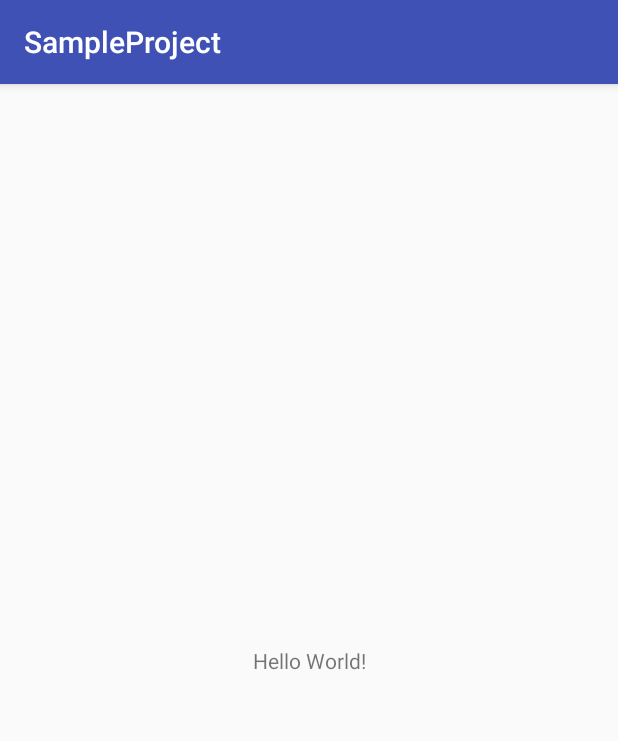
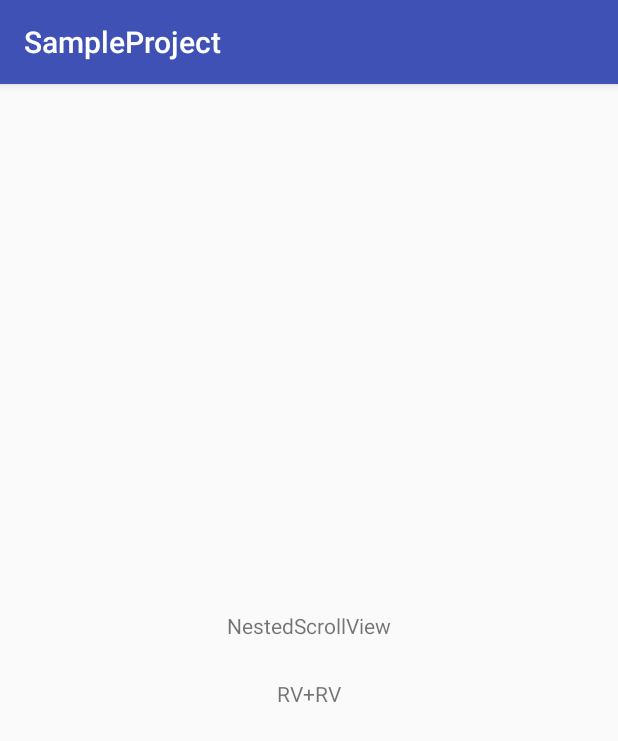
Before and after one commit to allan7chen/UnitTestDemo, an Android app: the screen it shows after launch (MainActivity), on a phone screen of 412 x 824 dp. Shown: the top 741 px of the screen. Run offline under Robolectric (Android 15) with nearby library versions, the phone set to English and light mode, and no system bars.

```diff
--- a/app/build.gradle
+++ b/app/build.gradle
@@ -31,6 +31,8 @@ dependencies {
         exclude group: 'com.android.support', module: 'support-annotations'
     })
     compile 'com.android.support:appcompat-v7:23.4.0'
+    compile 'com.android.support:support-v4:25.4.0'
+    compile 'com.android.support:recyclerview-v7:25.4.0'
     compile 'com.android.support.constraint:constraint-layout:1.0.2'
     testCompile 'junit:junit:4.12'
     testCompile "org.robolectric:robolectric:3.7.1"
--- a/app/src/main/AndroidManifest.xml
+++ b/app/src/main/AndroidManifest.xml
@@ -9,13 +9,15 @@
         android:roundIcon="@mipmap/ic_launcher_round"
         android:supportsRtl="true"
         android:theme="@style/AppTheme">
-        <activity android:name="com.example.allan.unittest.MainActivity">
+        <activity android:name="com.example.allan.unittest.activity.MainActivity">
             <intent-filter>
                 <action android:name="android.intent.action.MAIN" />
 
                 <category android:name="android.intent.category.LAUNCHER" />
             </intent-filter>
         </activity>
+        <activity android:name=".activity.NestedScrollActivity"></activity>
+        <activity android:name=".activity.RVActivity"></activity>
     </application>
 
 </manifest>
--- /dev/null
+++ b/app/src/main/java/com/example/allan/unittest/activity/MainActivity.java
@@ -0,0 +1,30 @@
+package com.example.allan.unittest.activity;
+
+import android.content.Intent;
+import android.support.v7.app.AppCompatActivity;
+import android.os.Bundle;
+import android.view.View;
+
+import com.example.allan.unittest.R;
+
+public class MainActivity extends AppCompatActivity {
+
+    @Override
+    protected void onCreate(Bundle savedInstanceState) {
+        super.onCreate(savedInstanceState);
+        setContentView(R.layout.activity_main);
+        findViewById(R.id.btn1).setOnClickListener(new View.OnClickListener() {
+            @Override
+            public void onClick(View v) {
+                startActivity(new Intent(MainActivity.this, NestedScrollActivity.class));
+            }
+        });
+
+        findViewById(R.id.btn2).setOnClickListener(new View.OnClickListener() {
+            @Override
+            public void onClick(View v) {
+                startActivity(new Intent(MainActivity.this, RVActivity.class));
+            }
+        });
+    }
+}
--- a/app/src/main/res/layout/activity_main.xml
+++ b/app/src/main/res/layout/activity_main.xml
@@ -1,19 +1,30 @@
 <?xml version="1.0" encoding="utf-8"?>
-<android.support.constraint.ConstraintLayout xmlns:android="http://schemas.android.com/apk/res/android"
+<LinearLayout xmlns:android="http://schemas.android.com/apk/res/android"
     xmlns:app="http://schemas.android.com/apk/res-auto"
     xmlns:tools="http://schemas.android.com/tools"
     android:layout_width="match_parent"
     android:layout_height="match_parent"
-    tools:context="com.example.allan.unittest.MainActivity">
+    android:gravity="center"
+    android:orientation="vertical"
+    tools:context="com.example.allan.unittest.activity.MainActivity">
 
     <TextView
-        android:id="@+id/hello"
-        android:layout_width="wrap_content"
-        android:layout_height="wrap_content"
-        android:text="Hello World!"
+        android:id="@+id/btn1"
+        android:layout_width="150dp"
+        android:layout_height="30dp"
+        android:gravity="center"
+        android:text="NestedScrollView"
         app:layout_constraintBottom_toBottomOf="parent"
         app:layout_constraintLeft_toLeftOf="parent"
         app:layout_constraintRight_toRightOf="parent"
         app:layout_constraintTop_toTopOf="parent" />
 
-</android.support.constraint.ConstraintLayout>
+    <TextView
+        android:id="@+id/btn2"
+        android:layout_width="150dp"
+        android:layout_height="30dp"
+        android:layout_marginTop="15dp"
+        android:gravity="center"
+        android:text="RV+RV" />
+
+</LinearLayout>
--- a/build.gradle
+++ b/build.gradle
@@ -3,6 +3,7 @@
 buildscript {
     repositories {
         jcenter()
+        google()
     }
     dependencies {
         classpath 'com.android.tools.build:gradle:3.0.1'
@@ -15,6 +16,7 @@ buildscript {
 allprojects {
     repositories {
         jcenter()
+        google()
     }
 }
 
```
Also changed, not shown: app/src/main/java/com/example/allan/unittest/MainActivity.java (deleted, +0 -13 lines), app/src/main/java/com/example/allan/unittest/activity/NestedScrollActivity.java (added, +20 -0 lines), app/src/main/java/com/example/allan/unittest/activity/RVActivity.java (added, +22 -0 lines), app/src/main/res/layout/activity_nested.xml (added, +12 -0 lines), app/src/main/res/layout/activity_recyclerview.xml (added, +13 -0 lines), 3 other files.
